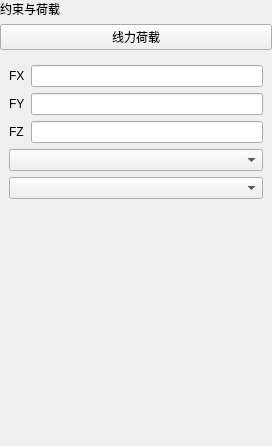
asd977/base_cae, file plugins/Base_PhysicalField/LinearForcePage.ui: the form before one commit.
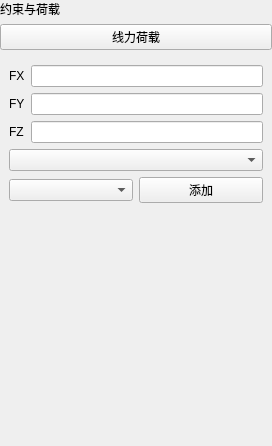
The form after the commit. Custom widgets are drawn as their Qt base class.

Commit message: Move physical field batch-add buttons into UI layouts

```diff
--- a/plugins/Base_PhysicalField/LinearForcePage.ui
+++ b/plugins/Base_PhysicalField/LinearForcePage.ui
@@ -86,7 +86,18 @@
        <widget class="CustomComboBox" name="comboBoxDim" />
       </item>
       <item row="4" column="0" colspan="2">
-       <widget class="CustomComboBox" name="comboBoxGroup" />
+              <layout class="QHBoxLayout" name="horizontalLayoutGroupSelect">
+        <item>
+         <widget class="CustomComboBox" name="comboBoxGroup" />
+        </item>
+        <item>
+         <widget class="QPushButton" name="btnBatchAdd">
+          <property name="text">
+           <string>添加</string>
+          </property>
+         </widget>
+        </item>
+       </layout>
       </item>
      </layout>
     </widget>
```
The commit also changes 19 other files.
